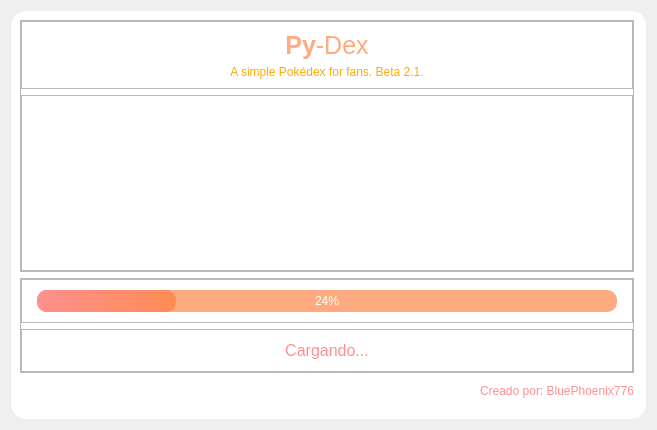
This is resources/UI/splashScreen.ui in MiguelNievesA/Py-Dex as Qt 5 draws it before an edit. The edited form follows.
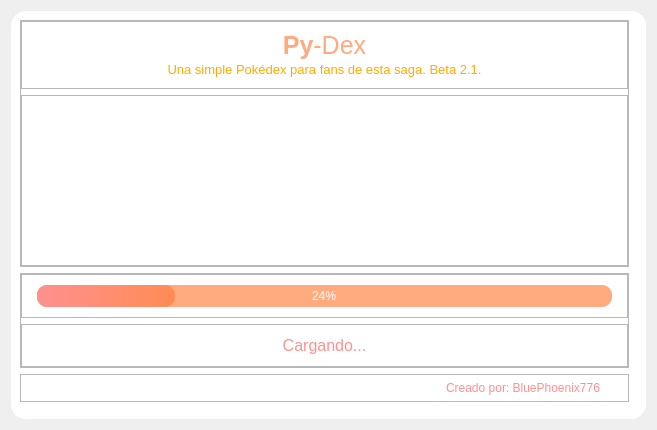
This is the edited form.

Commit message: update README of application v1.0

What changed in the file:
```diff
--- a/resources/UI/splashScreen.ui
+++ b/resources/UI/splashScreen.ui
@@ -13,7 +13,7 @@
   <property name="windowTitle">
    <string>Form</string>
   </property>
-  <layout class="QHBoxLayout" name="horizontalLayout">
+  <layout class="QVBoxLayout" name="verticalLayout_5">
    <item>
     <widget class="QFrame" name="frame">
      <property name="styleSheet">
@@ -32,7 +32,7 @@
      </property>
      <layout class="QVBoxLayout" name="verticalLayout">
       <property name="rightMargin">
-       <number>12</number>
+       <number>17</number>
       </property>
       <item>
        <widget class="QFrame" name="frame_2">
@@ -70,12 +70,20 @@
             <enum>QFrame::Raised</enum>
            </property>
            <layout class="QVBoxLayout" name="verticalLayout_4">
+            <property name="spacing">
+             <number>0</number>
+            </property>
             <item>
              <widget class="QLabel" name="label_title">
+              <property name="font">
+               <font>
+                <pointsize>-1</pointsize>
+               </font>
+              </property>
               <property name="styleSheet">
                <string notr="true">#label_title {
 color: rgb(255, 170, 127);
-font-size: 25px;
+font-size: 20px;
 
 }</string>
               </property>
@@ -89,8 +97,13 @@
             </item>
             <item>
              <widget class="QLabel" name="label_subtitle">
+              <property name="font">
+               <font>
+                <pointsize>10</pointsize>
+               </font>
+              </property>
               <property name="text">
-               <string>&lt;html&gt;&lt;head/&gt;&lt;body&gt;&lt;p&gt;&lt;span style=&quot; color:#ffaa00;&quot;&gt;A simple Pokédex for fans. Beta 2.1.&lt;/span&gt;&lt;/p&gt;&lt;/body&gt;&lt;/html&gt;</string>
+               <string>&lt;html&gt;&lt;head/&gt;&lt;body&gt;&lt;p&gt;&lt;span style=&quot; color:#ffaa00;&quot;&gt;Una simple Pokédex para fans de esta saga. Beta 2.1.&lt;/span&gt;&lt;/p&gt;&lt;/body&gt;&lt;/html&gt;</string>
               </property>
               <property name="alignment">
                <set>Qt::AlignCenter</set>
@@ -277,11 +290,41 @@
        </widget>
       </item>
       <item>
+       <widget class="QFrame" name="frame_8">
+        <property name="maximumSize">
+         <size>
+          <width>16777215</width>
+          <height>28</height>
+         </size>
+        </property>
+        <property name="frameShape">
+         <enum>QFrame::StyledPanel</enum>
+        </property>
+        <property name="frameShadow">
+         <enum>QFrame::Raised</enum>
+        </property>
+        <layout class="QHBoxLayout" name="horizontalLayout">
+         <property name="spacing">
+          <number>0</number>
+         </property>
+         <property name="leftMargin">
+          <number>0</number>
+         </property>
+         <property name="topMargin">
+          <number>0</number>
+         </property>
+         <property name="rightMargin">
+          <number>0</number>
+         </property>
+         <property name="bottomMargin">
+          <number>0</number>
+         </property>
+         <item>
        <widget class="QLabel" name="label">
         <property name="maximumSize">
          <size>
           <width>16777215</width>
-          <height>23</height>
+             <height>16</height>
          </size>
         </property>
         <property name="styleSheet">
@@ -298,6 +341,25 @@
         <property name="alignment">
          <set>Qt::AlignRight|Qt::AlignTrailing|Qt::AlignVCenter</set>
         </property>
+          </widget>
+         </item>
+         <item>
+          <spacer name="horizontalSpacer">
+           <property name="orientation">
+            <enum>Qt::Horizontal</enum>
+           </property>
+           <property name="sizeType">
+            <enum>QSizePolicy::Fixed</enum>
+           </property>
+           <property name="sizeHint" stdset="0">
+            <size>
+             <width>28</width>
+             <height>20</height>
+            </size>
+           </property>
+          </spacer>
+         </item>
+        </layout>
        </widget>
       </item>
       <item>
```
Lines whose indentation alone changed are shown as unchanged. The commit also changes 2 other files.
